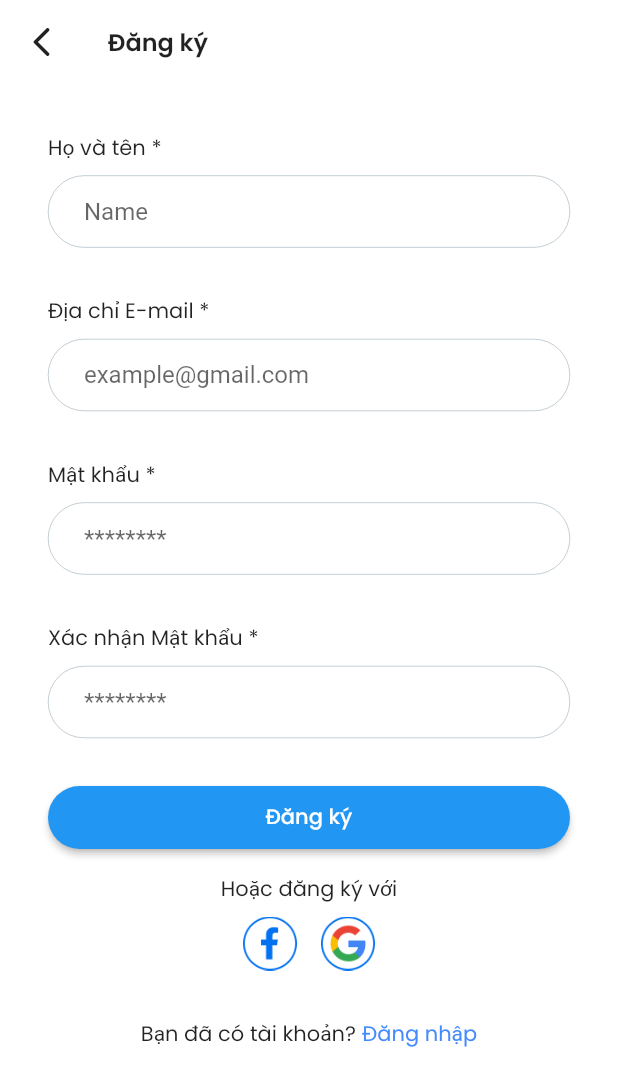
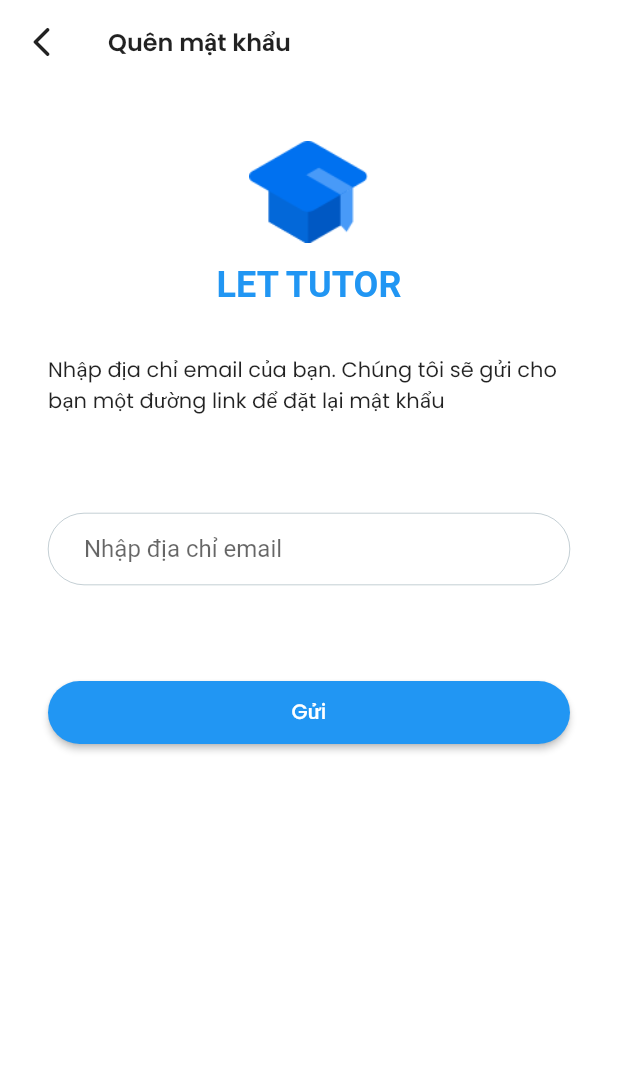
Before and after one commit to tranphunguyen98/one-on-on-learning, a Flutter app: the screen it shows after launch, on a phone screen of 412 x 824 dp. Shown: the top 1086 px of the screen. Run offline on Flutter 3.47's test engine with Material 2 defaults, Android fonts, the phone set to English and light mode, and no system bars; our stand-ins replace flutter_rating_bar, get.

Commit message:
Create UI Forgot password

```diff
--- /dev/null
+++ b/lib/features/forgot_password/pages/forgot_password_page.dart
@@ -0,0 +1,47 @@
+import 'package:flutter/material.dart';
+import 'package:one_on_one_learning/core/core.dart';
+import 'package:one_on_one_learning/core/widgets/widget_logo_text.dart';
+import 'package:one_on_one_learning/core/widgets/widget_rounded_button.dart';
+import 'package:one_on_one_learning/core/widgets/widget_rounded_text_field.dart';
+
+class ForgotPasswordPage extends StatelessWidget {
+  const ForgotPasswordPage({Key? key}) : super(key: key);
+
+  @override
+  Widget build(BuildContext context) {
+    return Scaffold(
+      backgroundColor: kWhiteColor,
+      appBar: AppBar(
+        backgroundColor: kWhiteColor,
+        elevation: 0,
+        leading: Icon(
+          Icons.arrow_back_ios_rounded,
+          color: kBlackColor,
+        ),
+        title: Text(
+          'Quên mật khẩu',
+          style: kFontSemiboldBlack_16,
+        ),
+      ),
+      body: Padding(
+        padding: const EdgeInsets.all(32.0),
+        child: Column(
+          children: [
+            WidgetLogoText(),
+            SizedBox(height: 32),
+            Text(
+              'Nhập địa chỉ email của bạn. Chúng tôi sẽ gửi cho bạn một đường link để đặt lại mật khẩu',
+              style: kFontRegularDefault_14,
+            ),
+            SizedBox(height: 64),
+            WidgetRoundedTextField(
+              hint: 'Nhập địa chỉ email',
+            ),
+            SizedBox(height: 64),
+            WidgetRoundedButton(text: 'Gửi'),
+          ],
+        ),
+      ),
+    );
+  }
+}
--- a/lib/main.dart
+++ b/lib/main.dart
@@ -1,5 +1,5 @@
 import 'package:flutter/material.dart';
-import 'package:one_on_one_learning/features/register/pages/register_page.dart';
+import 'package:one_on_one_learning/features/forgot_password/pages/forgot_password_page.dart';
 
 void main() {
   runApp(MyApp());
@@ -23,7 +23,7 @@ class MyApp extends StatelessWidget {
         // is not restarted.
         primarySwatch: Colors.blue,
       ),
-      home: RegisterPage(),
+      home: ForgotPasswordPage(),
     );
   }
 }
```
